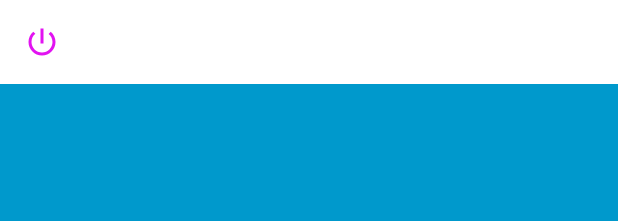
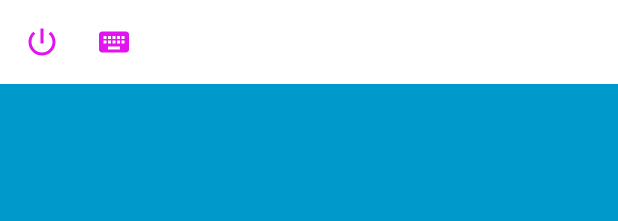
Before and after one commit to DastanIqbal/TVHelper, an Android app built with Jetpack Compose: the layout activity_main.xml on its own in the app's theme, with its tools: preview values and no code run, on a phone screen of 412 x 824 dp. Shown: the top 221 px of the screen. Run offline under Robolectric (Android 15) with nearby library versions, the phone set to English and light mode, and no system bars.

Commit message:
feat: implemented edittext show keypad in mobile

```diff
--- a/common/src/main/java/com/dastanapps/poweroff/common/RemoteEvent.kt
+++ b/common/src/main/java/com/dastanapps/poweroff/common/RemoteEvent.kt
@@ -24,4 +24,5 @@ enum class RemoteEvent {
 
     // Device
     WAKE_UP,
+    KEYBOARD
 }
--- /dev/null
+++ b/mobile/src/main/res/drawable/ic_quickaction_keyboard_24.xml
@@ -0,0 +1,5 @@
+<vector android:height="24dp" android:tint="#E213F1"
+    android:viewportHeight="24" android:viewportWidth="24"
+    android:width="24dp" xmlns:android="http://schemas.android.com/apk/res/android">
+    <path android:fillColor="@android:color/white" android:pathData="M20,5L4,5c-1.1,0 -1.99,0.9 -1.99,2L2,17c0,1.1 0.9,2 2,2h16c1.1,0 2,-0.9 2,-2L22,7c0,-1.1 -0.9,-2 -2,-2zM11,8h2v2h-2L11,8zM11,11h2v2h-2v-2zM8,8h2v2L8,10L8,8zM8,11h2v2L8,13v-2zM7,13L5,13v-2h2v2zM7,10L5,10L5,8h2v2zM16,17L8,17v-2h8v2zM16,13h-2v-2h2v2zM16,10h-2L14,8h2v2zM19,13h-2v-2h2v2zM19,10h-2L17,8h2v2z"/>
+</vector>
--- a/mobile/src/main/res/layout/activity_main.xml
+++ b/mobile/src/main/res/layout/activity_main.xml
@@ -23,6 +23,17 @@
             android:padding="8dp"
             android:scaleType="center"
             app:srcCompat="@drawable/ic_quickaction_power_24" />
+
+        <androidx.appcompat.widget.AppCompatImageView
+            android:id="@+id/keyboard"
+            android:layout_width="wrap_content"
+            android:layout_height="wrap_content"
+            android:layout_marginStart="8dp"
+            android:adjustViewBounds="true"
+            android:background="@drawable/quickaction_tap"
+            android:padding="8dp"
+            android:scaleType="center"
+            app:srcCompat="@drawable/ic_quickaction_keyboard_24" />
     </androidx.appcompat.widget.LinearLayoutCompat>
 
     <View
@@ -46,4 +57,13 @@
         app:layout_constraintEnd_toEndOf="parent"
         app:layout_constraintStart_toStartOf="parent" />
 
+    <!--    Dummy EditText used for Typing-->
+    <EditText
+        android:id="@+id/dummyEdittext"
+        android:layout_width="0dp"
+        android:layout_height="1dp"
+        android:visibility="visible"
+        app:layout_constraintEnd_toEndOf="parent"
+        app:layout_constraintTop_toTopOf="parent" />
+
 </androidx.constraintlayout.widget.ConstraintLayout>
```
Also changed, not shown: common/src/main/java/com/dastanapps/poweroff/common/utils/InputExt.kt (added, +25 -0 lines), mobile/src/main/java/com/dastanapps/poweroff/wifi/MainActivity.kt (+14 -2 lines), mobile/src/main/java/com/dastanapps/poweroff/wifi/net/ConnectionDataStream.kt (+9 -0 lines).
